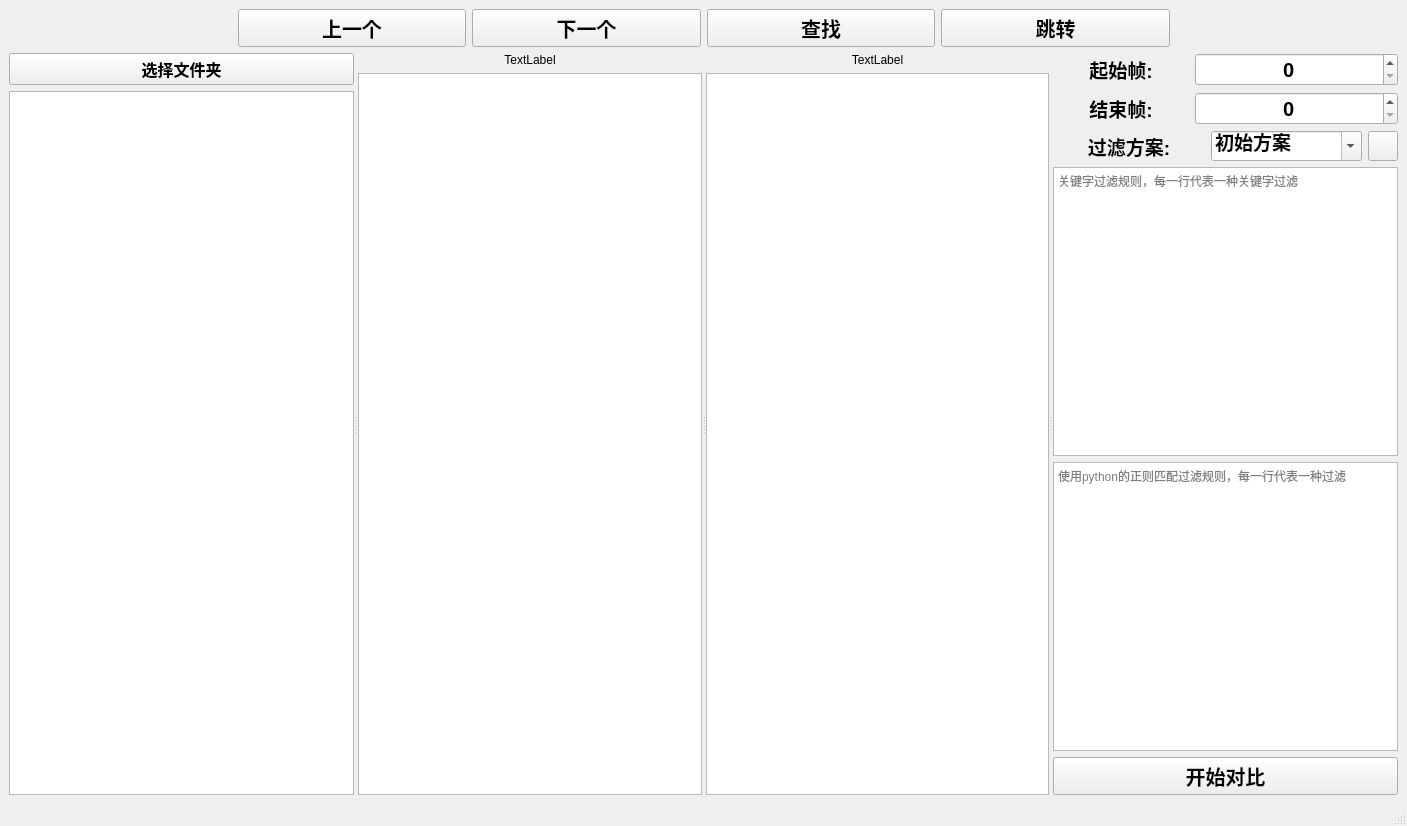
Before: the Qt Designer form ui/mainwidget.ui in lamborghini1993/FileCompare, drawn with Qt 5.
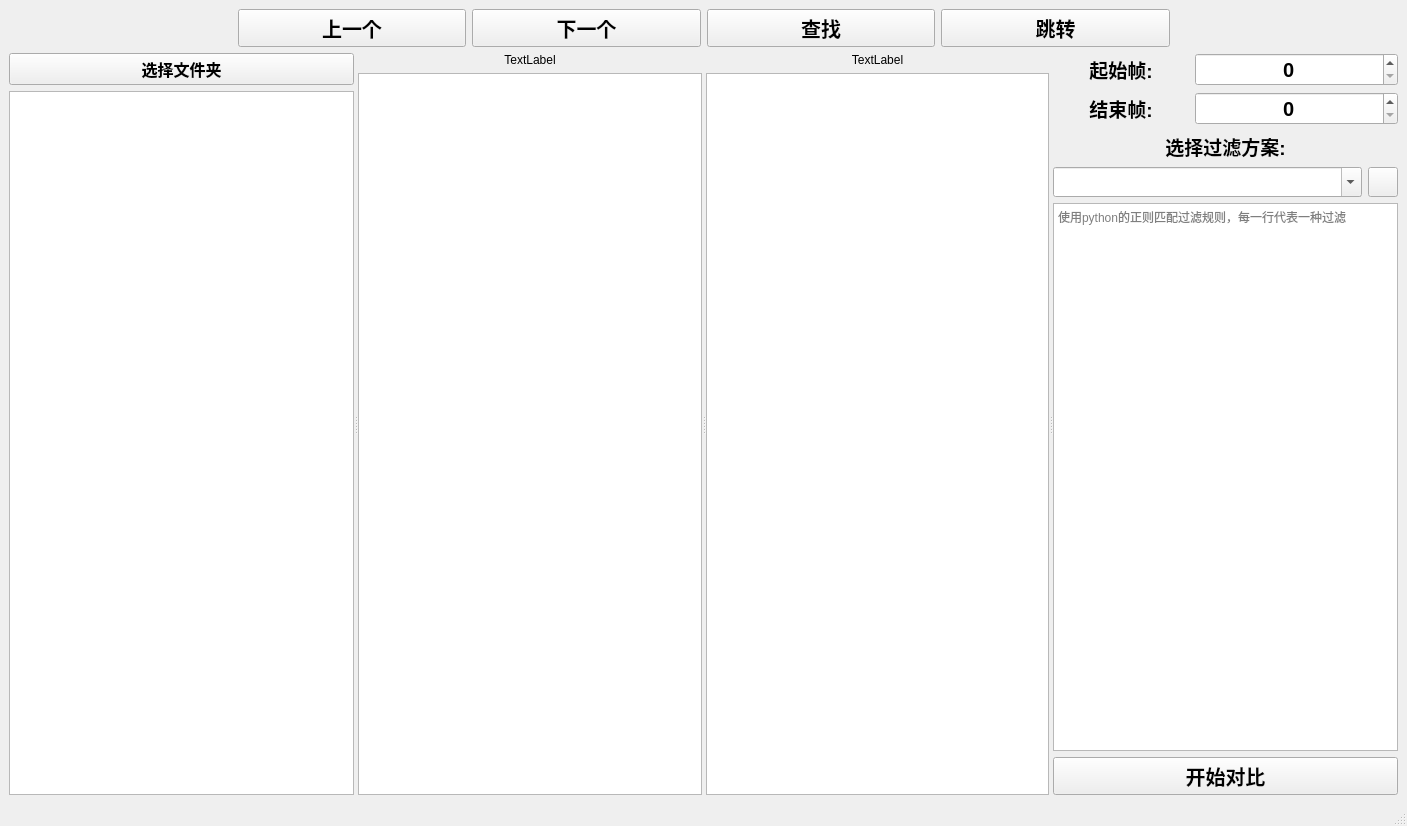
After: the same form once the commit is applied. Icons and pictures are not drawn. Custom widgets are drawn as their Qt base class.

```diff
--- a/ui/mainwidget.ui
+++ b/ui/mainwidget.ui
@@ -322,9 +322,15 @@
          </layout>
         </item>
         <item>
-         <layout class="QHBoxLayout" name="horizontalLayout_2" stretch="2,2,1">
+         <layout class="QHBoxLayout" name="horizontalLayout_2" stretch="2">
           <item>
            <widget class="QLabel" name="label_3">
+            <property name="minimumSize">
+             <size>
+              <width>0</width>
+              <height>30</height>
+             </size>
+            </property>
             <property name="font">
              <font>
               <pointsize>14</pointsize>
@@ -333,13 +339,17 @@
              </font>
             </property>
             <property name="text">
-             <string>过滤方案:</string>
+             <string>选择过滤方案:</string>
             </property>
             <property name="alignment">
              <set>Qt::AlignCenter</set>
             </property>
            </widget>
           </item>
+         </layout>
+        </item>
+        <item>
+         <layout class="QHBoxLayout" name="horizontalLayout_3" stretch="2,1">
           <item>
            <widget class="QComboBox" name="comboBox">
             <property name="minimumSize">
@@ -355,11 +365,14 @@
               <bold>true</bold>
              </font>
             </property>
+            <property name="layoutDirection">
+             <enum>Qt::LeftToRight</enum>
+            </property>
             <property name="editable">
              <bool>true</bool>
             </property>
             <property name="currentText">
-             <string>初始方案</string>
+             <string/>
             </property>
             <property name="insertPolicy">
              <enum>QComboBox::InsertAtBottom</enum>
@@ -373,8 +386,8 @@
            <widget class="QPushButton" name="pushButton">
             <property name="minimumSize">
              <size>
-              <width>30</width>
-              <height>30</height>
+              <width>0</width>
+              <height>0</height>
              </size>
             </property>
             <property name="maximumSize">
@@ -383,6 +396,13 @@
               <height>30</height>
              </size>
             </property>
+            <property name="font">
+             <font>
+              <pointsize>14</pointsize>
+              <weight>75</weight>
+              <bold>true</bold>
+             </font>
+            </property>
             <property name="text">
              <string/>
             </property>
@@ -401,26 +421,7 @@
          </layout>
         </item>
         <item>
-         <widget class="QTextEdit" name="textEdit_Normal">
-          <property name="toolTip">
-           <string>正常的过滤字段</string>
-          </property>
-          <property name="statusTip">
-           <string/>
-          </property>
-          <property name="whatsThis">
-           <string/>
-          </property>
-          <property name="accessibleDescription">
-           <string/>
-          </property>
-          <property name="placeholderText">
-           <string>关键字过滤规则，每一行代表一种关键字过滤</string>
-          </property>
-         </widget>
-        </item>
-        <item>
-         <widget class="QTextEdit" name="textEdit_RE">
+         <widget class="QTextEdit" name="textEdit">
           <property name="placeholderText">
            <string>使用python的正则匹配过滤规则，每一行代表一种过滤</string>
           </property>
```
